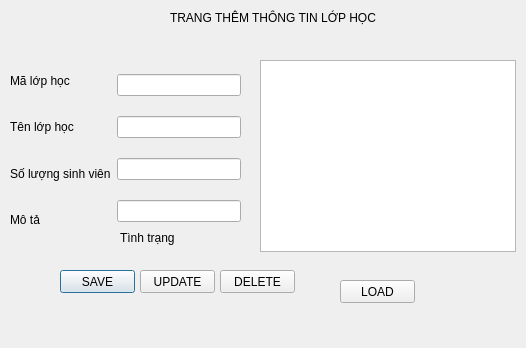
The window that QLSV/themlophoc.ui (Quang-Phuc/CauPhan_C-) describes before a commit, drawn with Qt 5.
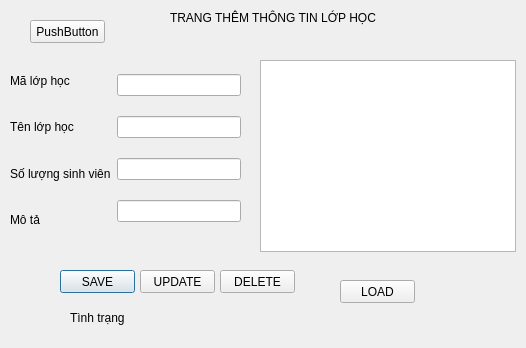
The same window after the commit.

```diff
--- a/QLSV/themlophoc.ui
+++ b/QLSV/themlophoc.ui
@@ -55,8 +55,8 @@
   <widget class="QLabel" name="tinhtrang">
    <property name="geometry">
     <rect>
-     <x>120</x>
-     <y>230</y>
+     <x>70</x>
+     <y>310</y>
      <width>141</width>
      <height>16</height>
     </rect>
@@ -161,6 +161,19 @@
     <string>LOAD</string>
    </property>
   </widget>
+  <widget class="QPushButton" name="pushButton_5">
+   <property name="geometry">
+    <rect>
+     <x>30</x>
+     <y>20</y>
+     <width>75</width>
+     <height>23</height>
+    </rect>
+   </property>
+   <property name="text">
+    <string>PushButton</string>
+   </property>
+  </widget>
  </widget>
  <resources/>
  <connections/>
```
